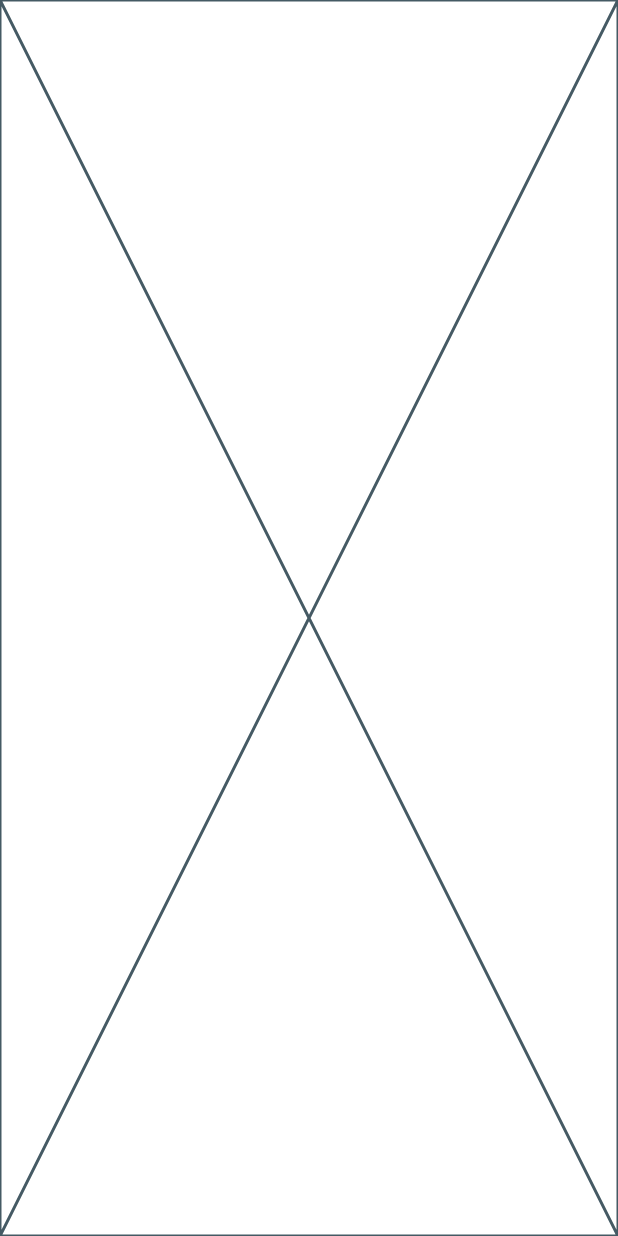
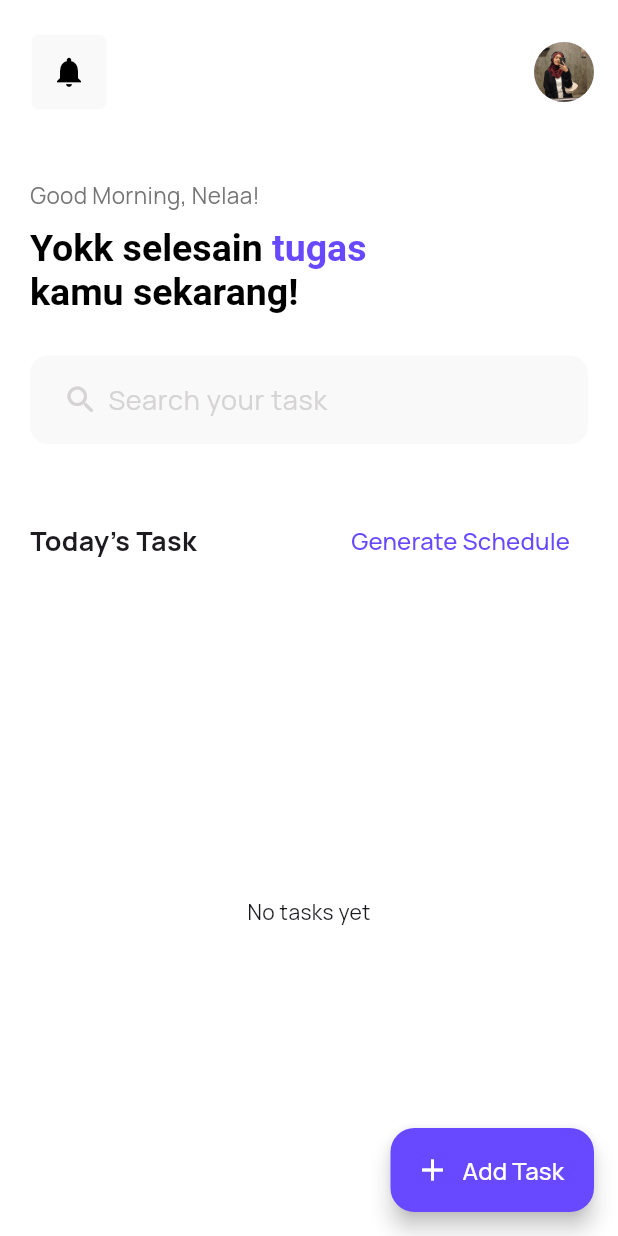
Before and after one commit to nailartnty/schedule-generator, a Flutter app: the screen it shows after launch, on a phone screen of 412 x 824 dp. Run offline on Flutter 3.47's test engine with Material 3 defaults, Android fonts, the phone set to English and light mode, and no system bars; our stand-ins replace flutter_dotenv, flutter_markdown, flutter_svg, google_fonts.

Commit message:
update ui

```diff
--- a/lib/main.dart
+++ b/lib/main.dart
@@ -1,6 +1,13 @@
 import 'package:flutter/material.dart';
+import 'package:flutter_dotenv/flutter_dotenv.dart';
+import 'package:google_fonts/google_fonts.dart';
+import 'package:intl/date_symbol_data_local.dart';
+import 'package:schedule_generator/ui/home/home_screen.dart';
 
-void main(List<String> args) {
+// untuk menjalankan program2 yang penting
+Future<void> main() async {
+  await dotenv.load(fileName: ".env");
+  await initializeDateFormatting('id_ID', null);
   runApp(ScheduleGeneratorApp());
 }
 
@@ -11,12 +18,14 @@ class ScheduleGeneratorApp extends StatelessWidget {
   Widget build(BuildContext context) {
     return MaterialApp(
       debugShowCheckedModeBanner: false,
-      title: 'Schedul eGenerator App',
+      title: 'Schedul Generator App',
       theme: ThemeData(
-        colorScheme: ColorScheme.fromSeed(seedColor: Colors.blue),
+        // colorScheme: ColorScheme.fromSeed(seedColor: Colors.blue),
+        textTheme: GoogleFonts.manropeTextTheme(),
+        scaffoldBackgroundColor: Colors.white,
         useMaterial3: true
       ),
-      home: Placeholder(),
+      home: HomeScreen(),
     );
   }
 }
--- a/lib/models/task.dart
+++ b/lib/models/task.dart
@@ -1,6 +1,6 @@
 /*
   file yang berada didlm folder model..
-  bisanya disebut dengan Data Class
+  bisanya disebut dengan Data Class -> data yang mau di convert
 
   biasanya Data Class dipresentasikan dengan bundling..
   dengan menginmport library Parcelize = Android Native (membungkus semua dataClass agar bisa dipanggil dimanapun)
--- a/lib/services/gemini_service.dart
+++ b/lib/services/gemini_service.dart
@@ -8,7 +8,9 @@ import 'package:schedule_generator/models/task.dart';
 // file ini cara kita berkomunikasi dengan API kita
 
 class GeminiService {
-  // untuk gerbang komunikasi awal antara client(kode project/app yg udah di deploy) sama server(gemini api)
+  // untuk gerbang komunikasi awal antara
+  // client(kode project/app yg udah di deploy)
+  // sama server(gemini api)
   static const String _baseUrl = "https://generativelanguage.googleapis.com/v1beta/models/gemini-2.0-flash:generateContent";
 
   final String apiKey;
@@ -108,10 +110,25 @@ class GeminiService {
       return "Tugas: ${task.name} (Duration: ${task.duration} minutes, Deadline: $formatDeadline)";
     });
 
-    return "'"
-    // TODO: masukkan Prompt disini
-    $taskList;
+    /*
+      triple apostrhop(""")
+      menggunakan framework RTA(Role-Task_ Action) untuk prompting
+    */
+    return """
+      saya adalah seorang siswa, dan saya memiliki daftar sebagai berikut:
+
+      $taskList
+
+      Tolong susun jadwal yang optimal dan efisienberdasarkan tugas tersebut.
+      Tolong tentukan prioritasnya berdasarkan *deadline yang paling dekat* dan *durasi tugas*
+      Tolong buat jadwal yang sistematis dari pagi hari, sampai malam hari.
+      Tolong pastikan semua tugas dapat terselesaikan sebelum deadline.
+
+      Tolong buatkan output Jadwal dalam format list per jam, misalnya:
+      - 07:00 - 08:00 Bertemu teman
+    """;
   }
+
   void _validateTasks(List<Task> tasks) {
     // ini merupakan bentuk dari single statement dari if-else condition
     if (tasks.isEmpty) throw ArgumentError("please input ur task here!?");
--- /dev/null
+++ b/lib/ui/home/components/appbar.dart
@@ -0,0 +1,46 @@
+import 'package:flutter/material.dart';
+
+class Appbar extends StatelessWidget implements PreferredSizeWidget{
+  const Appbar({super.key});
+
+  @override
+  Size get preferredSize => const Size.fromHeight(80);
+
+  @override
+  Widget build(BuildContext context) {
+    return Padding(
+      padding: const EdgeInsets.only(top: 20),
+      child: AppBar(
+        backgroundColor: Colors.white,
+        elevation: 0,
+        title: Row(
+          mainAxisAlignment: MainAxisAlignment.spaceBetween,
+          children: [
+            Container(
+              margin: EdgeInsets.only(left: 5),
+              width: 50,
+              height: 50,
+              decoration: BoxDecoration(
+                color: Color(0xFFF9F9F9),
+                borderRadius: BorderRadius.circular(5)
+              ),
+              child: IconButton(
+                icon: const Icon(Icons.notifications, color: Colors.black),
+                onPressed: () {
+                },
+              ),
+            ),
+            GestureDetector(
+              onTap: () {
+              },
+              child: const CircleAvatar(
+                radius: 20,
+                backgroundImage: AssetImage('assets/images/IMG_20250327_203520.jpg'),
+              ),
+            ),
+          ],
+        ),
+      ),
+    );
+  }
+}
--- /dev/null
+++ b/lib/ui/home/home_screen.dart
@@ -0,0 +1,157 @@
+import 'package:flutter/material.dart';
+import 'package:flutter_svg/flutter_svg.dart';
+import 'package:schedule_generator/models/task.dart';
+import 'package:schedule_generator/services/gemini_service.dart';
+import 'package:schedule_generator/ui/home/components/appbar.dart';
+import 'package:schedule_generator/ui/home/components/task_list.dart';
+import 'package:schedule_generator/ui/home/components/task_input_section.dart';
+import 'package:schedule_generator/ui/home/result_screen.dart';
+
+class HomeScreen extends StatefulWidget {
+  const HomeScreen({super.key});
+
+  @override
+  State<HomeScreen> createState() => _HomeScreenState();
+}
+
+class _HomeScreenState extends State<HomeScreen> {
+  final List<Task> tasks = [];
+  final GeminiService geminiService = GeminiService();
+  bool isLoading = false;
+  String? generatedResult;
+
+  void addTask(Task task) {
+    setState(() => tasks.add(task));
+  }
+
+  void removeTask(int index) {
+    setState(() => tasks.removeAt(index));
+  }
+
+  Future<void> generateSchedule() async {
+    setState(() => isLoading = true);
+    try {
+      final result = await geminiService.generateSchedule(tasks);
+      generatedResult = result;
+      if (context.mounted) _showSuccessDialog();
+    } catch (e) {
+      if (context.mounted) {
+        ScaffoldMessenger.of(context).showSnackBar(
+          SnackBar(content: Text("Failed to generate schedule: $e")),
+        );
+      }
+    }
+    setState(() => isLoading = false);
+  }
+
+  void _showSuccessDialog() {
+    showDialog(
+      context: context,
+      builder: (_) => AlertDialog(
+        title: Text("Congrats!"),
+        content: Text("Schedule generated successfully"),
+        actions: [
+          TextButton(
+            onPressed: () {
+              Navigator.push(
+                context,
+                MaterialPageRoute(
+                  builder: (_) => ResultScreen(
+                    result: generatedResult ?? "There's no result. Please try to generate another task",
+                  ),
+                ),
+              );
+            },
+            child: Text("View Result"),
+          ),
+        ],
+      ),
+    );
+  }
+
+  void _openAddTaskModal() {
+    showModalBottomSheet(
+      context: context,
+      isScrollControlled: true,
+      backgroundColor: Colors.transparent,
+      builder: (_) => Padding(
+        padding: EdgeInsets.only(bottom: MediaQuery.of(context).viewInsets.bottom),
+        child: TaskInputSection(onTaskAdded: addTask),
+      ),
+    );
+  }
+
+  @override
+  Widget build(BuildContext context) {
+    final purpleColor = Color(0xFF6949FF);
+    return Scaffold(
+      backgroundColor: Colors.white,
+      appBar: Appbar(),
+      body: SafeArea(
+        child: Padding(
+          padding: const EdgeInsets.symmetric(horizontal: 20,),
+          child: Column(
+            crossAxisAlignment: CrossAxisAlignment.start,
+            children: [
+              const SizedBox(height: 40),
+              Text("Good Morning, Nelaa!", style: TextStyle(fontSize: 15, color: Colors.grey[600])),
+              SizedBox(height: 10),
+              RichText(
+                text: TextSpan(
+                  style: TextStyle(fontSize: 25, fontWeight: FontWeight.bold, color: Colors.black),
+                  children: [
+                    TextSpan(text: "Yokk selesain "),
+                    TextSpan(text: "tugas\n", style: TextStyle(color: purpleColor)),
+                    TextSpan(text: "kamu sekarang!"),
+                  ],
+                ),
+              ),
+              const SizedBox(height: 28),
+              TextField(
+                decoration: InputDecoration(
+                  hintText: "Search your task",
+                  prefixIcon: Padding(
+                    padding: const EdgeInsets.only(left: 20),
+                    child: Icon(Icons.search_rounded, color: Color(0xFFD5D3D3)),
+                  ),
+                  filled: true,
+                  fillColor: Color(0xFFF9F9F9),
+                  hintStyle: TextStyle(
+                    color: Color(0xFFD5D3D3),
+                    fontSize: 18
+                  ),
+                  border: OutlineInputBorder(borderRadius: BorderRadius.circular(12), borderSide: BorderSide.none),
+                ),
+              ),
+              const SizedBox(height: 40),
+              Row(
+                mainAxisAlignment: MainAxisAlignment.spaceBetween,
+                children: [
+                  Text("Today's Task", style: TextStyle(fontSize: 18, fontWeight: FontWeight.bold)),
+                  TextButton(
+                    onPressed: isLoading ? null : generateSchedule,
+                    child: isLoading
+                        ? SizedBox(width: 16, height: 16, child: CircularProgressIndicator(strokeWidth: 2))
+                        : Text("Generate Schedule", style: TextStyle(color: purpleColor, fontSize: 16, fontWeight: FontWeight.w500)),
+                  ),
+                ],
+              ),
+              const SizedBox(height: 8),
+              Expanded(
+                child: tasks.isEmpty
+                    ? Center(child: Text("No tasks yet"))
+                    : TaskList(tasks: tasks, onRemove: removeTask),
+              ),
+            ],
+          ),
+        ),
+      ),
+      floatingActionButton: FloatingActionButton.extended(
+        onPressed: _openAddTaskModal,
+        label: Text("Add Task", style: TextStyle(fontSize: 16, color: Colors.white)),
+        icon: Icon(Icons.add, color: Colors.white),
+        backgroundColor: purpleColor,
+      ),
+    );
+  }
+}
--- a/pubspec.yaml
+++ b/pubspec.yaml
@@ -37,6 +37,9 @@ dependencies:
   http: ^1.4.0
   flutter_dotenv: ^5.2.1
   intl: ^0.20.2
+  flutter_markdown: ^0.7.7+1
+  google_fonts: ^6.2.1
+  flutter_svg: ^2.1.0
 
 dev_dependencies:
   flutter_test:
@@ -63,7 +66,8 @@ flutter:
   # To add assets to your application, add an assets section, like this:
   assets:
     - .env
-  #   - images/a_dot_ham.jpeg
+    - assets/images/
+    - assets/icons/
 
   # An image asset can refer to one or more resolution-specific "variants", see
   # https://flutter.dev/to/resolution-aware-images
```
Also changed, not shown: lib/ui/home/components/generate_button.dart (added, +16 -0 lines), lib/ui/home/components/task_input_section.dart (added, +150 -0 lines), lib/ui/home/components/task_list.dart (added, +66 -0 lines), lib/ui/home/result_screen.dart (added, +37 -0 lines), assets/icons/plus.svg (added), assets/icons/search.svg (added), assets/icons/trash.svg (added), assets/images/IMG_20250327_203520.jpg (added), pubspec.lock, 1 other file.
